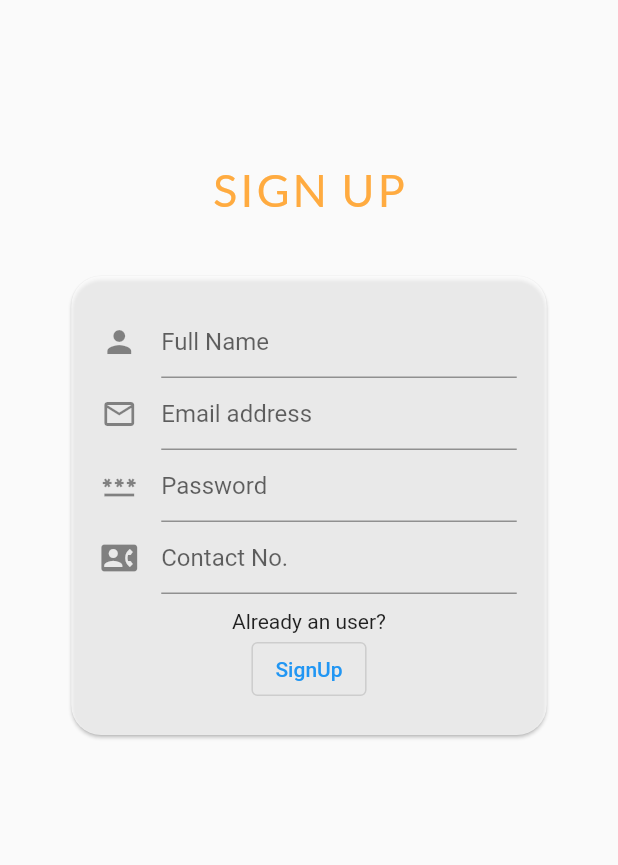
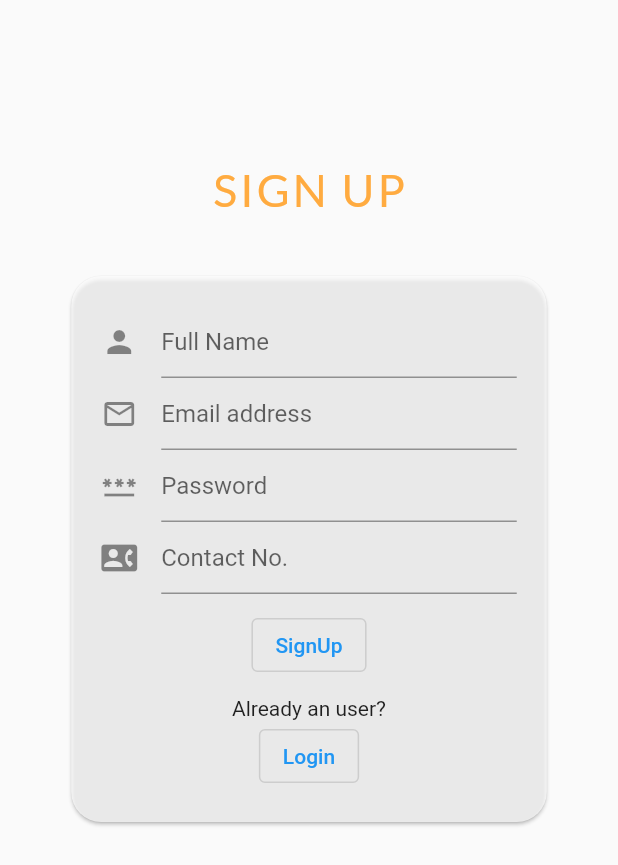
Before and after one commit to Anu00parajuli/ClothingApp, a Flutter app: the SignUpPage screen opened by its route, on a phone screen of 412 x 824 dp. Shown: the top 865 px of the screen. Run offline on Flutter 3.47's test engine with Material 2 defaults, Android fonts, the phone set to English and light mode, and no system bars; our stand-ins replace cached_network_image, carousel_slider, cloud_firestore, email_validator, firebase_auth, firebase_core and 8 more; missing offline and left inert: favorite_button, flutter_verification_code, khalti_flutter; accounts and stored records are empty; project files that could hold a hidden picture were left out.

Commit message:
final changes

```diff
--- a/lib/Auth/signup.dart
+++ b/lib/Auth/signup.dart
@@ -182,7 +182,7 @@ class _SignUpPageState extends State<SignUpPage> {
                     Container(
                       child: Column(
                         children:[
-                          Text('Already an user?'),
+
                           SizedBox(width: 0.2),
                           OutlinedButton(onPressed: () async {
                             await FirebaseAuth.instance.createUserWithEmailAndPassword(
@@ -235,7 +235,15 @@ class _SignUpPageState extends State<SignUpPage> {
                         Navigator.pushNamed(context, 'login');
                       }
                     },
-                    child: Text('SignUp'))
+                    child: Text('SignUp')),
+                    SizedBox(height: 10,),
+                    Text('Already an user?'),
+                    SizedBox(width: 5,),
+                    OutlinedButton(
+                    onPressed: (){
+                      Navigator.pushNamed(context, 'login');
+                    },
+                    child: Text('Login'))
                     ],
 
 
--- a/lib/Home/Components/Products/new_products.dart
+++ b/lib/Home/Components/Products/new_products.dart
@@ -5,6 +5,9 @@ import 'package:clothing_app/Home/Components/Products/product_design.dart';
 import 'package:clothing_app/Models/list_productsModel.dart';
 import 'package:flutter/material.dart';
 import 'package:cloud_firestore/cloud_firestore.dart';
+import 'package:provider/provider.dart';
+
+import '../../../provider/favouriteProducts.dart';
 class NewProducts extends StatefulWidget {
 
   const NewProducts({super.key});
@@ -14,6 +17,7 @@ class NewProducts extends StatefulWidget {
 }
 
 class _NewProductsState extends State<NewProducts> {
+
 
 
   List<Products> demoProducts = [
@@ -150,9 +154,11 @@ class _NewProductsState extends State<NewProducts> {
 
 
       var newProduct =  ProductDesign(title: title, description: description, imagePath: imagePath, rating: rating, isFavourite: isFavourite, sizes: sizes, colors: colors, price: price, brandName: 'brandName', isAddedToCart: isAddedToCart,  isSelectedToCheckout: isSelectedToCart,);
+
       productsList.add(newProduct);
 
       }
+         Provider.of<MyFavProductsProvider>(context,listen: false).saveAllProductsFromFirebase(productsList);
     }
     return Container(
       height: 250,
--- a/lib/Splash Screen/splash_screen.dart
+++ b/lib/Splash Screen/splash_screen.dart
@@ -1,3 +1,4 @@
+import 'package:clothing_app/Auth/signup.dart';
 import 'package:clothing_app/Bottom%20Navigation/bottom_navigation.dart';
 import 'package:clothing_app/Home/homescreen.dart';
 import 'package:flutter/material.dart';
@@ -18,7 +19,7 @@ class _SplashScreenState extends State<SplashScreen>
   void initState() {
     super.initState();
     _controller = AnimationController(
-      duration: Duration(seconds: (3)),
+      duration: Duration(seconds: (1)),
       vsync: this,
     );
   }
@@ -36,7 +37,7 @@ class _SplashScreenState extends State<SplashScreen>
             ..duration = composition.duration
             ..forward().whenComplete(() => Navigator.pushReplacement(
                   context,
-                  MaterialPageRoute(builder: (context) => BottomNavBar()),
+                  MaterialPageRoute(builder: (context) => SignUpPage()),
                 ));
         },
       ),
--- a/lib/main.dart
+++ b/lib/main.dart
@@ -14,6 +14,7 @@ import 'package:clothing_app/Home/Components/Settings/settings.dart';
 import 'package:clothing_app/Logout/logout.dart';
 
 import 'package:clothing_app/Profile/myprofile.dart';
+import 'package:clothing_app/Search/search_delegate.dart';
 import 'package:clothing_app/Splash%20Screen/splash_screen.dart';
 import 'package:clothing_app/provider/cartProvider.dart';
 import 'package:clothing_app/provider/checkoutProvider.dart';
@@ -70,7 +71,8 @@ class ClothingApp extends StatelessWidget {
       'faqs':(context) => FAQs(),
       'cart' :(context) => MyCart(),
       'splash_screen' :(context) => SplashScreen(key: key),
-      'check_out':(context) => Checkout()
+      'check_out':(context) => Checkout(),
+
 
 
       // 'product_description':(context) => ProductDescription(product: demoProducts[0],),
--- a/lib/provider/favouriteProducts.dart
+++ b/lib/provider/favouriteProducts.dart
@@ -38,4 +38,12 @@ class MyFavProductsProvider extends ChangeNotifier{
     notifyListeners();
   }
 
+  List productsOfFirebase = [];
+  get fetchAllProductsFromFirebase => productsOfFirebase;
+  void saveAllProductsFromFirebase(List <ProductDesign> productInfo){
+
+    productsOfFirebase=productInfo;
+    notifyListeners();
+  }
+
 }
--- a/pubspec.yaml
+++ b/pubspec.yaml
@@ -97,7 +97,7 @@ flutter_icons:
 # flutter_native_splash:
   # image: 'assets/splash.png'
   # color: "#42a5f5"
-  background_image: 'assets/splash.png'
+  # background_image: 'assets/splash.png'
 
 # For information on the generic Dart part of this file, see the
 # following page: https://dart.dev/tools/pub/pubspec
```
Also changed, not shown: lib/Cart/ProceedPay.dart (+5 -5 lines), lib/Checkout/checkout.dart (+4 -9 lines), lib/Search/search_delegate.dart (+25 -7 lines), 1 other file.
